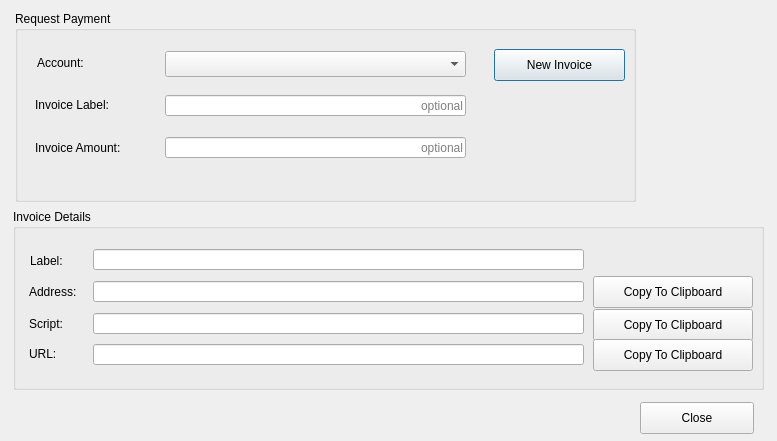
The window that src/requestpaymentdialog.ui (ciphrex/mSIGNA) describes before a commit, drawn with Qt 5.
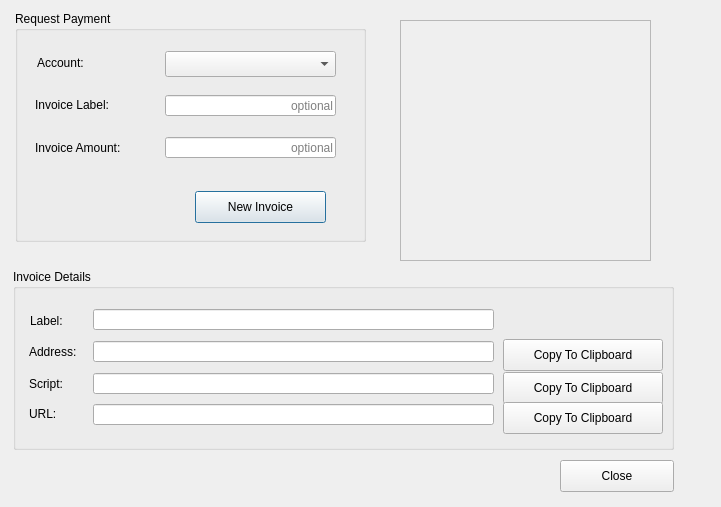
The same window after the commit.

```diff
--- a/src/requestpaymentdialog.ui
+++ b/src/requestpaymentdialog.ui
@@ -6,8 +6,8 @@
    <rect>
     <x>0</x>
     <y>0</y>
-    <width>777</width>
-    <height>441</height>
+    <width>721</width>
+    <height>507</height>
    </rect>
   </property>
   <property name="windowTitle">
@@ -18,26 +18,13 @@
     <rect>
      <x>15</x>
      <y>11</y>
-     <width>621</width>
-     <height>191</height>
+     <width>351</width>
+     <height>231</height>
     </rect>
    </property>
    <property name="title">
     <string>Request Payment</string>
    </property>
-   <widget class="QPushButton" name="newInvoiceButton">
-    <property name="geometry">
-     <rect>
-      <x>479</x>
-      <y>38</y>
-      <width>131</width>
-      <height>32</height>
-     </rect>
-    </property>
-    <property name="text">
-     <string>New Invoice</string>
-    </property>
-   </widget>
    <widget class="QLabel" name="accountLabel">
     <property name="geometry">
      <rect>
@@ -56,7 +43,7 @@
      <rect>
       <x>150</x>
       <y>40</y>
-      <width>301</width>
+      <width>171</width>
       <height>26</height>
      </rect>
     </property>
@@ -66,7 +53,7 @@
      <rect>
       <x>150</x>
       <y>84</y>
-      <width>301</width>
+      <width>171</width>
       <height>21</height>
      </rect>
     </property>
@@ -108,7 +95,7 @@
      <rect>
       <x>150</x>
       <y>126</y>
-      <width>301</width>
+      <width>171</width>
       <height>21</height>
      </rect>
     </property>
@@ -119,20 +106,26 @@
      <string>optional</string>
     </property>
    </widget>
-   <zorder>accountLabel</zorder>
-   <zorder>accountComboBox</zorder>
-   <zorder>invoiceLineEdit</zorder>
-   <zorder>invoiceLabelLabel</zorder>
-   <zorder>invoiceLabelLabel_2</zorder>
-   <zorder>invoiceAmountLineEdit</zorder>
-   <zorder>newInvoiceButton</zorder>
+   <widget class="QPushButton" name="newInvoiceButton">
+    <property name="geometry">
+     <rect>
+      <x>180</x>
+      <y>180</y>
+      <width>131</width>
+      <height>32</height>
+     </rect>
+    </property>
+    <property name="text">
+     <string>New Invoice</string>
+    </property>
+   </widget>
   </widget>
   <widget class="QGroupBox" name="InvoiceDetailsBox">
    <property name="geometry">
     <rect>
      <x>13</x>
-     <y>209</y>
-     <width>751</width>
+     <y>269</y>
+     <width>661</width>
      <height>181</height>
     </rect>
    </property>
@@ -183,7 +176,7 @@
      <rect>
       <x>80</x>
       <y>40</y>
-      <width>491</width>
+      <width>401</width>
       <height>21</height>
      </rect>
     </property>
@@ -212,7 +205,7 @@
      <rect>
       <x>80</x>
       <y>135</y>
-      <width>491</width>
+      <width>401</width>
       <height>21</height>
      </rect>
     </property>
@@ -234,7 +227,7 @@
      <rect>
       <x>80</x>
       <y>104</y>
-      <width>491</width>
+      <width>401</width>
       <height>21</height>
      </rect>
     </property>
@@ -250,7 +243,7 @@
      <rect>
       <x>80</x>
       <y>72</y>
-      <width>491</width>
+      <width>401</width>
       <height>21</height>
      </rect>
     </property>
@@ -264,8 +257,8 @@
    <widget class="QPushButton" name="addressClipboardButton">
     <property name="geometry">
      <rect>
-      <x>580</x>
-      <y>67</y>
+      <x>490</x>
+      <y>70</y>
       <width>160</width>
       <height>32</height>
      </rect>
@@ -277,8 +270,8 @@
    <widget class="QPushButton" name="scriptClipboardButton">
     <property name="geometry">
      <rect>
-      <x>580</x>
-      <y>100</y>
+      <x>490</x>
+      <y>103</y>
       <width>160</width>
       <height>32</height>
      </rect>
@@ -290,8 +283,8 @@
    <widget class="QPushButton" name="urlClipboardButton">
     <property name="geometry">
      <rect>
-      <x>580</x>
-      <y>130</y>
+      <x>490</x>
+      <y>133</y>
       <width>160</width>
       <height>32</height>
      </rect>
@@ -304,8 +297,8 @@
   <widget class="QPushButton" name="closeButton">
    <property name="geometry">
     <rect>
-     <x>640</x>
-     <y>402</y>
+     <x>560</x>
+     <y>460</y>
      <width>114</width>
      <height>32</height>
     </rect>
@@ -314,6 +307,22 @@
     <string>Close</string>
    </property>
   </widget>
+  <widget class="QFrame" name="qrCodeFrame">
+   <property name="geometry">
+    <rect>
+     <x>400</x>
+     <y>20</y>
+     <width>251</width>
+     <height>241</height>
+    </rect>
+   </property>
+   <property name="frameShape">
+    <enum>QFrame::StyledPanel</enum>
+   </property>
+   <property name="frameShadow">
+    <enum>QFrame::Raised</enum>
+   </property>
+  </widget>
  </widget>
  <resources/>
  <connections/>
```
